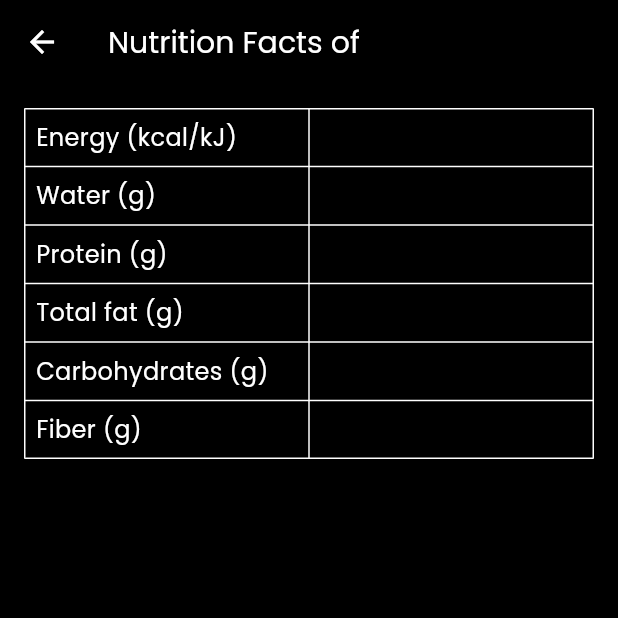
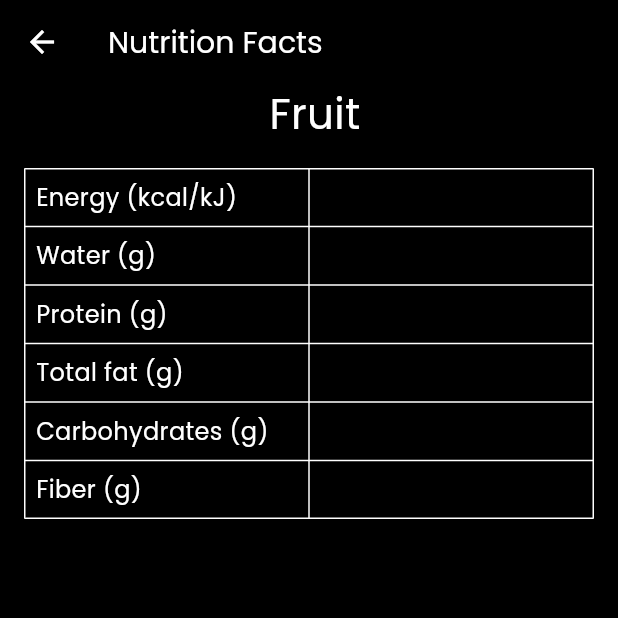
Before and after one commit to mubasshirmds2001/FruitSynergy-Tracker, a Flutter app: the NutriResPage screen opened directly with empty values, on a phone screen of 412 x 824 dp, the top half of it. Run offline on Flutter 3.47's test engine with Material 3 defaults, Android fonts, the phone set to English and light mode, and no system bars; our stand-ins replace csv, image_picker; missing offline and left inert: tflite_v2.

Commit message:
Changed label cases and updated dataset and model.

```diff
--- a/lib/home.dart
+++ b/lib/home.dart
@@ -34,7 +34,7 @@ class _HomePageState extends State<HomePage>{
   loadmodel() async {
     print("Loading TFLite model");
     await Tflite.loadModel(
-      model: "assets/fruit_recognition_model_v2_50.tflite",
+      model: "assets/fruit_recognition_model.tflite",
       labels: "assets/fruit_classes.txt",
     );
     print("Model loaded");
--- a/lib/nutriRes.dart
+++ b/lib/nutriRes.dart
@@ -11,23 +11,23 @@ class NutriResPage extends StatelessWidget{
   Widget build(BuildContext context) {
 
     const Map<String, String> fruitImages = {
-      'apple': 'assets/ClassImages/apple.jpeg',
-      'banana': 'assets/ClassImages/banana.jpeg',
-      'cherry': 'assets/ClassImages/cherry.jpeg',
-      'chikku': 'assets/ClassImages/chikku.jpg',
-      'grapes': 'assets/ClassImages/grapes.jpeg',
-      'guava': 'assets/ClassImages/guava.jpeg',
-      'jackfruit': 'assets/ClassImages/jackfruit.jpeg',
-      'java apple': 'assets/ClassImages/java apple.jpg',
-      'kiwi': 'assets/ClassImages/kiwi.jpeg',
-      'mango': 'assets/ClassImages/mango.jpeg',
-      'mousambi': 'assets/ClassImages/mousambi.jpg',
-      'orange': 'assets/ClassImages/orange.jpeg',
-      'pear': 'assets/ClassImages/pear.jpeg',
-      'pineapple': 'assets/ClassImages/pineapple.jpeg',
-      'pomegranate': 'assets/ClassImages/pomegranate.jpeg',
-      'strawberry': 'assets/ClassImages/strawberry.jpeg',
-      'watermelon': 'assets/ClassImages/watermelon.jpeg'
+      'Apple': 'assets/ClassImages/Apple.jpeg',
+      'Banana': 'assets/ClassImages/Banana.jpeg',
+      'Cherry': 'assets/ClassImages/Cherry.jpeg',
+      'Chikku': 'assets/ClassImages/Chikku.jpg',
+      'Grapes': 'assets/ClassImages/Grapes.jpeg',
+      'Guava': 'assets/ClassImages/Guava.jpeg',
+      'Jackfruit': 'assets/ClassImages/Jackfruit.jpeg',
+      'Java Apple': 'assets/ClassImages/Java Apple.jpg',
+      'Kiwi': 'assets/ClassImages/Kiwi.jpeg',
+      'Mango': 'assets/ClassImages/Mango.jpeg',
+      'Mosambi': 'assets/ClassImages/Mosambi.jpg',
+      'Orange': 'assets/ClassImages/Orange.jpeg',
+      'Pear': 'assets/ClassImages/Pear.jpeg',
+      'Pineapple': 'assets/ClassImages/Pineapple.jpeg',
+      'Pomegranate': 'assets/ClassImages/Pomegranate.jpeg',
+      'Strawberry': 'assets/ClassImages/Strawberry.jpeg',
+      'Watermelon': 'assets/ClassImages/Watermelon.jpeg'
     };
 
     final String? imagePath = fruitImages[result];
@@ -35,9 +35,9 @@ class NutriResPage extends StatelessWidget{
     return Scaffold(
       backgroundColor: Colors.black,
       appBar: AppBar(
-        title:  Text(
-          'Nutrition Facts of $result',
-          style: const TextStyle(fontSize: 20, color: Colors.white, fontFamily: 'Poppins'),
+        title:  const Text(
+          'Nutrition Facts',
+          style: TextStyle(fontSize: 20, color: Colors.white, fontFamily: 'Poppins'),
         ),
         backgroundColor: Colors.black,
         iconTheme: const IconThemeData(color: Colors.white),
@@ -46,6 +46,10 @@ class NutriResPage extends StatelessWidget{
         child: Column(
           mainAxisAlignment: MainAxisAlignment.center,
           children: <Widget>[
+            Text(
+              '$result Fruit',
+              style: TextStyle(fontSize: 28, color: Colors.white, fontFamily: 'Poppins'),
+            ),
             if (imagePath != null)
               Padding(
                 padding: const EdgeInsets.all(16.0),
```
Also changed, not shown: assets/fruit_classes.txt (+17 -17 lines), pubspec.yaml (+18 -17 lines), assets/ClassImages/Mosambi.jpg (renamed from assets/ClassImages/mousambi.jpg), 1 other file.
